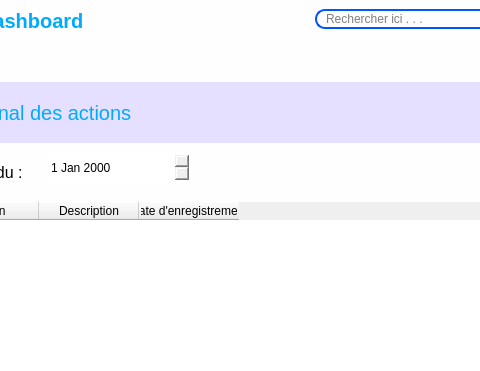
This is views/main_window.ui in ninohantonio/Store-Management as Qt 5 draws it before an edit; both pictures show x 277 to 757 and y 0 to 371 of the 1367 by 701 pixel window. The edited form follows.
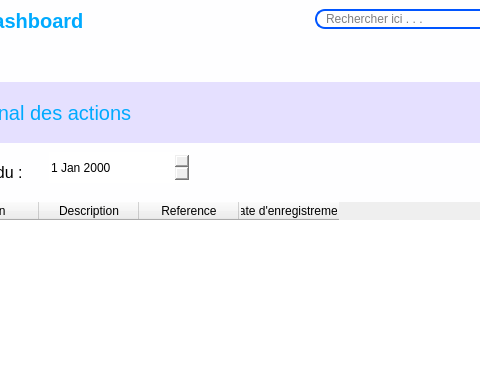
This is the edited form. The open tabs and pages were chosen to show the change. Icons and pictures are not drawn. Custom widgets are drawn as their Qt base class.

```diff
--- a/views/main_window.ui
+++ b/views/main_window.ui
@@ -1491,6 +1491,11 @@
              <string>Description</string>
             </property>
            </column>
+           <column>
+            <property name="text">
+             <string>Reference</string>
+            </property>
+           </column>
            <column>
             <property name="text">
              <string>Date d'enregistrement</string>
```
Left out of the diff: 3 changed lines with no effect on the pictures.
